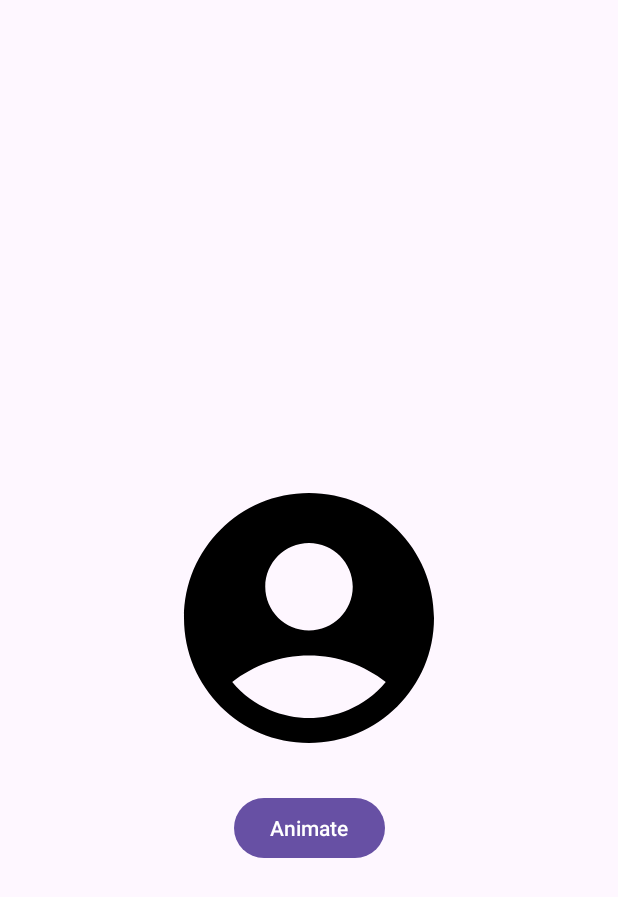
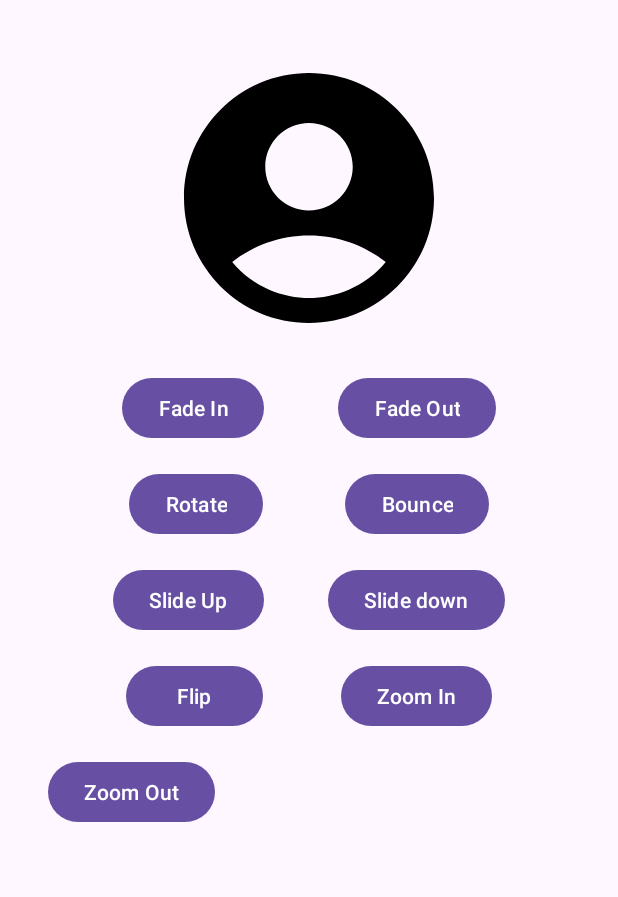
Before and after one commit to SainiJapneet/CSE227, an Android app: the screen it shows after launch (AnimationActivity), on a phone screen of 412 x 824 dp. Shown: the top 897 px of the screen. Run offline under Robolectric (Android 15) with nearby library versions, the phone set to English and light mode, and no system bars.

Commit message:
animation (fade in & out, rotate, bounce, flip, slide up & down, zoom in & out)

```diff
--- a/app/src/main/java/com/example/cse227/UNIT_2/AnimationActivity.kt
+++ b/app/src/main/java/com/example/cse227/UNIT_2/AnimationActivity.kt
@@ -10,14 +10,30 @@ import com.example.cse227.R
 
 class AnimationActivity : AppCompatActivity() {
     lateinit var imgViewAnim: ImageView
-    lateinit var btnAnim: Button
+    lateinit var btnFadeIn: Button
+    lateinit var btnFadeOut: Button
+    lateinit var btnRotate: Button
+    lateinit var btnBounce: Button
+    lateinit var btnSlideIn: Button
+    lateinit var btnSlideDown: Button
+    lateinit var btnFlip: Button
+    lateinit var btnZoomIn: Button
+    lateinit var btnZoomOut: Button
     lateinit var animBlink: Animation
     override fun onCreate(savedInstanceState: Bundle?) {
         super.onCreate(savedInstanceState)
         setContentView(R.layout.activity_animation)
 
         imgViewAnim = findViewById(R.id.imgViewAnim)
-        btnAnim = findViewById(R.id.btnAnim)
+        btnFadeIn = findViewById(R.id.btnFadeIn)
+        btnFadeOut = findViewById(R.id.btnFadeOut)
+        btnBounce = findViewById(R.id.btnBounce)
+        btnRotate = findViewById(R.id.btnRotate)
+        btnFlip = findViewById(R.id.btnFlip)
+        btnSlideIn = findViewById(R.id.btnSlideUp)
+        btnSlideDown = findViewById(R.id.btnSlideDown)
+        btnZoomIn = findViewById(R.id.btnZoomIn)
+        btnZoomOut = findViewById(R.id.btnZoomOut)
 
         imgViewAnim.setImageResource(R.drawable.profile)
         /*
@@ -30,10 +46,43 @@ class AnimationActivity : AppCompatActivity() {
 
          */
 
-        btnAnim.setOnClickListener {
-            animBlink = AnimationUtils.loadAnimation(applicationContext,R.anim.fade_anim)
+        btnFadeIn.setOnClickListener {
+            animBlink = AnimationUtils.loadAnimation(applicationContext,R.anim.fade_in_anim)
+            imgViewAnim.startAnimation(animBlink)
+        }
+        btnFadeOut.setOnClickListener {
+            animBlink = AnimationUtils.loadAnimation(applicationContext,R.anim.fade_out_anim)
+            imgViewAnim.startAnimation(animBlink)
+        }
+        btnRotate.setOnClickListener {
+            animBlink = AnimationUtils.loadAnimation(applicationContext,R.anim.roatate_anim)
+            imgViewAnim.startAnimation(animBlink)
+        }
+        btnBounce.setOnClickListener {
+            animBlink = AnimationUtils.loadAnimation(applicationContext,R.anim.bounce_anim)
+            imgViewAnim.startAnimation(animBlink)
+        }
+        btnFlip.setOnClickListener {
+            animBlink = AnimationUtils.loadAnimation(applicationContext,R.anim.flip_anim)
+            imgViewAnim.startAnimation(animBlink)
+        }
+        btnSlideIn.setOnClickListener {
+            animBlink = AnimationUtils.loadAnimation(applicationContext,R.anim.slide_up_anim)
+            imgViewAnim.startAnimation(animBlink)
+        }
+        btnSlideDown.setOnClickListener {
+            animBlink = AnimationUtils.loadAnimation(applicationContext,R.anim.slide_down_anim)
+            imgViewAnim.startAnimation(animBlink)
+        }
+        btnZoomIn.setOnClickListener {
+            animBlink = AnimationUtils.loadAnimation(applicationContext,R.anim.zoom_in_anim)
+            imgViewAnim.startAnimation(animBlink)
+        }
+        btnZoomOut.setOnClickListener {
+            animBlink = AnimationUtils.loadAnimation(applicationContext,R.anim.zoom_out_anim)
             imgViewAnim.startAnimation(animBlink)
         }
 
+
     }
 }
--- /dev/null
+++ b/app/src/main/res/anim/bounce_anim.xml
@@ -0,0 +1,11 @@
+<?xml version="1.0" encoding="utf-8"?>
+<set xmlns:android="http://schemas.android.com/apk/res/android"
+    android:interpolator="@android:anim/bounce_interpolator">
+    <scale
+        android:duration="500"
+        android:fromXScale="0.0"
+        android:fromYScale="0.0"
+        android:toXScale="1.0"
+        android:toYScale="1.0"
+        />
+</set>
--- /dev/null
+++ b/app/src/main/res/anim/fade_in_anim.xml
@@ -0,0 +1,9 @@
+<?xml version="1.0" encoding="utf-8"?>
+<set xmlns:android="http://schemas.android.com/apk/res/android">
+    <alpha
+        android:fromAlpha="0.0"
+        android:toAlpha="1.0"
+        android:duration="1000"
+        android:interpolator="@android:anim/accelerate_interpolator"
+        />
+</set>
--- /dev/null
+++ b/app/src/main/res/anim/fade_out_anim.xml
@@ -0,0 +1,9 @@
+<?xml version="1.0" encoding="utf-8"?>
+<set xmlns:android="http://schemas.android.com/apk/res/android">
+    <alpha
+        android:fromAlpha="1.0"
+        android:toAlpha="0.0"
+        android:duration="1000"
+        android:interpolator="@android:anim/accelerate_interpolator"
+        />
+</set>
--- /dev/null
+++ b/app/src/main/res/anim/flip_anim.xml
@@ -0,0 +1,18 @@
+<?xml version="1.0" encoding="utf-8"?>
+<set xmlns:android="http://schemas.android.com/apk/res/android">
+    <scale
+        android:interpolator="@android:anim/linear_interpolator"
+        android:fromXScale="1.0"
+        android:toXScale="1.0"
+        android:fromYScale="1.0"
+        android:toYScale="0.0"
+        android:pivotY="100%"
+        android:fillAfter="false"
+        android:duration="200"
+        />
+
+    <translate
+        android:fromYDelta="1.0"
+        android:toYDelta="100%"
+        android:duration="300"/>
+</set>
--- /dev/null
+++ b/app/src/main/res/anim/move_anim.xml
@@ -0,0 +1,10 @@
+<?xml version="1.0" encoding="utf-8"?>
+<set xmlns:android="http://schemas.android.com/apk/res/android"
+    android:interpolator="@android:anim/cycle_interpolator"
+    android:fillAfter="true">
+    <translate
+        android:fromXDelta="0%p"
+        android:toXDelta="35%p"
+        android:duration="800"
+        />
+</set>
--- /dev/null
+++ b/app/src/main/res/anim/slide_down_anim.xml
@@ -0,0 +1,12 @@
+<?xml version="1.0" encoding="utf-8"?>
+<set xmlns:android="http://schemas.android.com/apk/res/android">
+    <scale
+        android:duration="500"
+        android:fromYScale="0.0"
+        android:fromXScale="1.0"
+        android:toYScale="1.0"
+        android:toXScale="1.0"
+        android:interpolator="@android:anim/linear_interpolator"
+        />
+
+</set>
--- /dev/null
+++ b/app/src/main/res/anim/slide_up_anim.xml
@@ -0,0 +1,14 @@
+<?xml version="1.0" encoding="utf-8"?>
+<set xmlns:android="http://schemas.android.com/apk/res/android"
+    android:fillAfter="true">
+
+    <scale
+        android:duration="500"
+        android:fromYScale="1.0"
+        android:fromXScale="1.0"
+        android:toYScale="0.0"
+        android:toXScale="1.0"
+        android:interpolator="@android:anim/linear_interpolator"
+        />
+
+</set>
--- /dev/null
+++ b/app/src/main/res/anim/zoom_in_anim.xml
@@ -0,0 +1,14 @@
+<?xml version="1.0" encoding="utf-8"?>
+<set xmlns:android="http://schemas.android.com/apk/res/android"
+    android:fillAfter="true">
+    <scale
+        android:duration="1000"
+        android:fromXScale="1"
+        android:fromYScale="1"
+        android:pivotX="50%"
+        android:pivotY="50%"
+        android:toXScale="2"
+        android:toYScale="2"
+        />
+
+</set>
--- /dev/null
+++ b/app/src/main/res/anim/zoom_out_anim.xml
@@ -0,0 +1,14 @@
+<?xml version="1.0" encoding="utf-8"?>
+<set xmlns:android="http://schemas.android.com/apk/res/android"
+    android:fillAfter="true">
+    <scale
+        android:duration="1000"
+        android:fromXScale="1"
+        android:fromYScale="1"
+        android:pivotX="50%"
+        android:pivotY="50%"
+        android:toXScale="0.5"
+        android:toYScale="0.5"
+        />
+
+</set>
--- a/app/src/main/res/layout/activity_animation.xml
+++ b/app/src/main/res/layout/activity_animation.xml
@@ -10,21 +10,109 @@
         android:id="@+id/imgViewAnim"
         android:layout_width="200dp"
         android:layout_height="200dp"
-        app:layout_constraintBottom_toBottomOf="parent"
+        android:layout_marginTop="32dp"
         app:layout_constraintEnd_toEndOf="parent"
         app:layout_constraintStart_toStartOf="parent"
         app:layout_constraintTop_toTopOf="parent"
         tools:srcCompat="@drawable/profile" />
 
     <Button
-        android:id="@+id/btnAnim"
+        android:id="@+id/btnFadeIn"
+        android:layout_width="wrap_content"
+        android:layout_height="wrap_content"
+        android:layout_marginStart="32dp"
+        android:layout_marginTop="16dp"
+        android:text="Fade In"
+        app:layout_constraintEnd_toStartOf="@+id/btnFadeOut"
+        app:layout_constraintStart_toStartOf="parent"
+        app:layout_constraintTop_toBottomOf="@+id/imgViewAnim" />
+
+    <Button
+        android:id="@+id/btnFadeOut"
         android:layout_width="wrap_content"
         android:layout_height="wrap_content"
         android:layout_marginTop="16dp"
-        android:text="Animate"
+        android:layout_marginEnd="32dp"
+        android:text="Fade Out"
         app:layout_constraintEnd_toEndOf="parent"
+        app:layout_constraintStart_toEndOf="@+id/btnFadeIn"
+        app:layout_constraintTop_toBottomOf="@+id/imgViewAnim" />
+
+    <Button
+        android:id="@+id/btnRotate"
+        android:layout_width="wrap_content"
+        android:layout_height="wrap_content"
+        android:layout_marginStart="32dp"
+        android:layout_marginTop="16dp"
+        android:text="Rotate"
+        app:layout_constraintEnd_toStartOf="@+id/btnBounce"
         app:layout_constraintStart_toStartOf="parent"
-        app:layout_constraintTop_toBottomOf="@+id/imgViewAnim" />
+        app:layout_constraintTop_toBottomOf="@+id/btnFadeIn" />
+
+    <Button
+        android:id="@+id/btnBounce"
+        android:layout_width="wrap_content"
+        android:layout_height="wrap_content"
+        android:layout_marginTop="16dp"
+        android:layout_marginEnd="32dp"
+        android:text="Bounce"
+        app:layout_constraintEnd_toEndOf="parent"
+        app:layout_constraintStart_toEndOf="@+id/btnRotate"
+        app:layout_constraintTop_toBottomOf="@+id/btnFadeOut" />
+
+    <Button
+        android:id="@+id/btnSlideUp"
+        android:layout_width="wrap_content"
+        android:layout_height="wrap_content"
+        android:layout_marginStart="32dp"
+        android:layout_marginTop="16dp"
+        android:text="Slide Up"
+        app:layout_constraintEnd_toStartOf="@+id/btnSlideDown"
+        app:layout_constraintStart_toStartOf="parent"
+        app:layout_constraintTop_toBottomOf="@+id/btnRotate" />
+
+    <Button
+        android:id="@+id/btnSlideDown"
+        android:layout_width="wrap_content"
+        android:layout_height="wrap_content"
+        android:layout_marginTop="16dp"
+        android:layout_marginEnd="32dp"
+        android:text="Slide down"
+        app:layout_constraintEnd_toEndOf="parent"
+        app:layout_constraintStart_toEndOf="@+id/btnSlideUp"
+        app:layout_constraintTop_toBottomOf="@+id/btnBounce" />
+
+    <Button
+        android:id="@+id/btnFlip"
+        android:layout_width="91dp"
+        android:layout_height="wrap_content"
+        android:layout_marginStart="32dp"
+        android:layout_marginTop="16dp"
+        android:text="Flip"
+        app:layout_constraintEnd_toStartOf="@+id/btnZoomIn"
+        app:layout_constraintStart_toStartOf="parent"
+        app:layout_constraintTop_toBottomOf="@+id/btnSlideUp" />
+
+    <Button
+        android:id="@+id/btnZoomIn"
+        android:layout_width="wrap_content"
+        android:layout_height="48dp"
+        android:layout_marginTop="16dp"
+        android:layout_marginEnd="32dp"
+        android:text="Zoom In"
+        app:layout_constraintEnd_toEndOf="parent"
+        app:layout_constraintStart_toEndOf="@+id/btnFlip"
+        app:layout_constraintTop_toBottomOf="@+id/btnSlideDown" />
+
+    <Button
+        android:id="@+id/btnZoomOut"
+        android:layout_width="wrap_content"
+        android:layout_height="wrap_content"
+        android:layout_marginStart="32dp"
+        android:layout_marginTop="16dp"
+        android:text="Zoom Out"
+        app:layout_constraintStart_toStartOf="parent"
+        app:layout_constraintTop_toBottomOf="@+id/btnFlip" />
 
 
 </androidx.constraintlayout.widget.ConstraintLayout>
```
